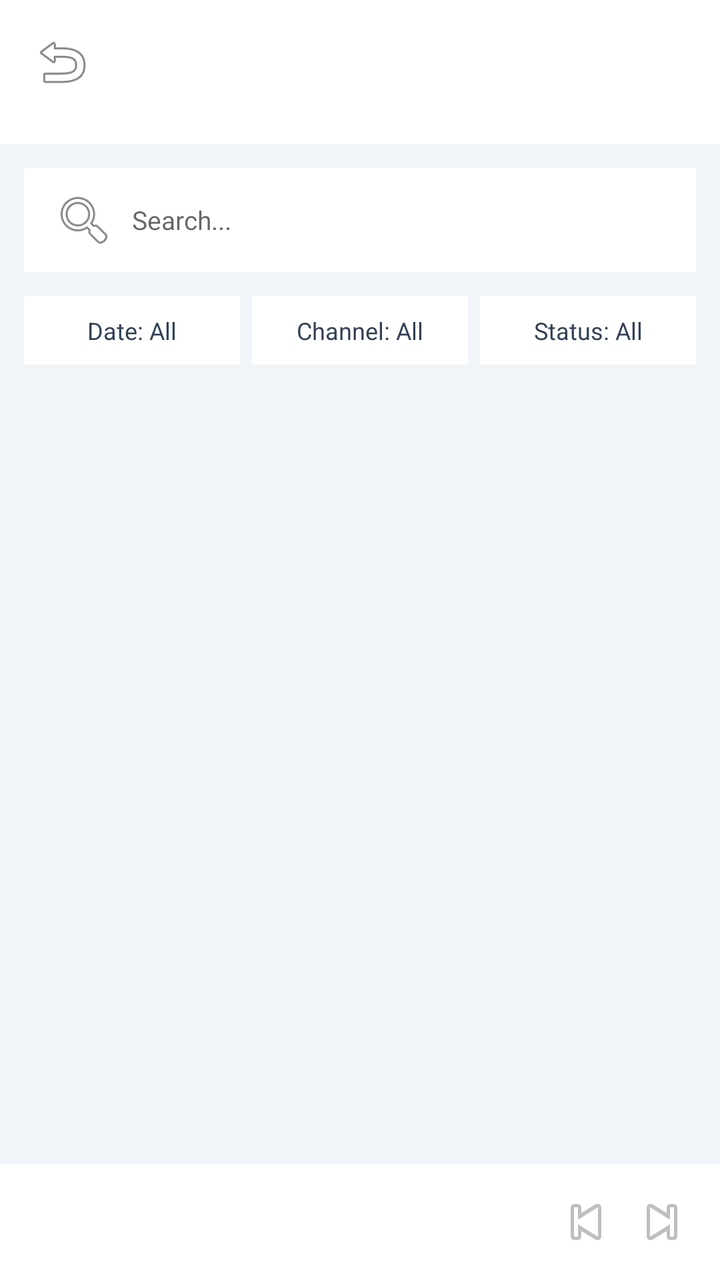
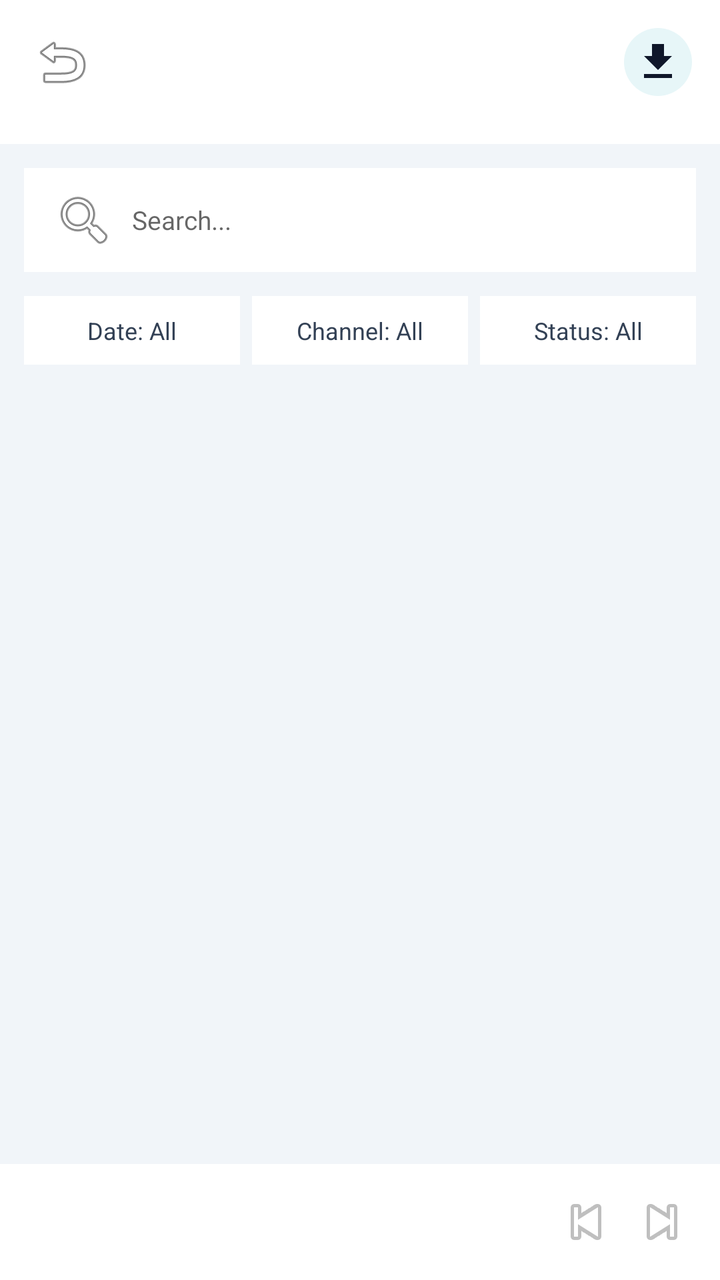

Compare the two renders of this Android layout. The source of the first and the diff that turns it into the second are given below.
<!-- AndroidManifest.xml: application theme Theme.DataBridge -->
<!-- res/layout/fragment_cash_ledger_list.xml -->
<?xml version="1.0" encoding="utf-8"?>
<LinearLayout
    xmlns:android="http://schemas.android.com/apk/res/android"
    android:layout_width="match_parent"
    android:layout_height="match_parent"
    android:orientation="vertical"
    android:background="#F1F5F9">

    
    <LinearLayout
        android:layout_width="match_parent"
        android:layout_height="wrap_content"
        android:orientation="horizontal"
        android:gravity="center_vertical"
        android:background="#FFFFFF"
        android:padding="14dp">

        <ImageButton
            android:id="@+id/btnListBack"
            android:layout_width="34dp"
            android:layout_height="34dp"
            android:background="?attr/selectableItemBackgroundBorderless"
            android:src="@android:drawable/ic_menu_revert"
            android:contentDescription="Back" />

        <TextView
            android:id="@+id/tvListTitle"
            android:layout_width="0dp"
            android:layout_weight="1"
            android:layout_height="wrap_content"
            android:layout_marginStart="8dp"
            android:textSize="17sp"
            android:textStyle="bold"
            android:textColor="#0F172A" />

        <ImageButton
            android:id="@+id/btnExportCsv"
            android:layout_width="34dp"
            android:layout_height="34dp"
            android:background="?attr/selectableItemBackgroundBorderless"
            android:src="@android:drawable/stat_sys_download"
            android:contentDescription="Export CSV" />
    </LinearLayout>

    
    <HorizontalScrollView
        android:layout_width="match_parent"
        android:layout_height="wrap_content"
        android:background="#FFFFFF"
        android:scrollbars="none">

        <LinearLayout
            android:id="@+id/layoutCashModeTabs"
            android:layout_width="wrap_content"
            android:layout_height="wrap_content"
            android:orientation="horizontal"
            android:paddingHorizontal="12dp"
            android:paddingBottom="10dp" />
    </HorizontalScrollView>

    
    <EditText
        android:id="@+id/etListSearch"
        android:layout_width="match_parent"
        android:layout_height="wrap_content"
        android:layout_margin="12dp"
        android:background="#FFFFFF"
        android:hint="Search..."
        android:paddingHorizontal="14dp"
        android:paddingVertical="10dp"
        android:textSize="13sp"
        android:drawableStart="@android:drawable/ic_menu_search"
        android:drawablePadding="8dp" />

    
    <LinearLayout
        android:layout_width="match_parent"
        android:layout_height="wrap_content"
        android:orientation="horizontal"
        android:layout_marginHorizontal="12dp"
        android:layout_marginBottom="8dp">

        <TextView
            android:id="@+id/tvFilterDate"
            android:layout_width="0dp"
            android:layout_weight="1"
            android:layout_height="wrap_content"
            android:layout_marginEnd="6dp"
            android:text="Date: All"
            android:textSize="12sp"
            android:textColor="#334155"
            android:background="#FFFFFF"
            android:paddingHorizontal="12dp"
            android:paddingVertical="9dp"
            android:gravity="center" />

        <TextView
            android:id="@+id/tvFilterChannel"
            android:layout_width="0dp"
            android:layout_weight="1"
            android:layout_height="wrap_content"
            android:layout_marginEnd="6dp"
            android:text="Channel: All"
            android:textSize="12sp"
            android:textColor="#334155"
            android:background="#FFFFFF"
            android:paddingHorizontal="12dp"
            android:paddingVertical="9dp"
            android:gravity="center" />

        <TextView
            android:id="@+id/tvFilterStatus"
            android:layout_width="0dp"
            android:layout_weight="1"
            android:layout_height="wrap_content"
            android:text="Status: All"
            android:textSize="12sp"
            android:textColor="#334155"
            android:background="#FFFFFF"
            android:paddingHorizontal="12dp"
            android:paddingVertical="9dp"
            android:gravity="center" />
    </LinearLayout>

    <ProgressBar
        android:id="@+id/pbListLoading"
        android:layout_width="wrap_content"
        android:layout_height="wrap_content"
        android:layout_gravity="center"
        android:layout_marginTop="40dp"
        android:visibility="gone" />

    <ScrollView
        android:layout_width="match_parent"
        android:layout_height="0dp"
        android:layout_weight="1"
        android:fillViewport="true">

        <LinearLayout
            android:layout_width="match_parent"
            android:layout_height="wrap_content"
            android:orientation="vertical"
            android:paddingBottom="8dp">

            <LinearLayout
                android:id="@+id/layoutListItems"
                android:layout_width="match_parent"
                android:layout_height="wrap_content"
                android:orientation="vertical"
                android:layout_marginHorizontal="12dp" />
        </LinearLayout>
    </ScrollView>

    
    <LinearLayout
        android:layout_width="match_parent"
        android:layout_height="wrap_content"
        android:orientation="horizontal"
        android:gravity="center_vertical"
        android:background="#FFFFFF"
        android:padding="12dp">

        <TextView
            android:id="@+id/tvPaginationInfo"
            android:layout_width="0dp"
            android:layout_weight="1"
            android:layout_height="wrap_content"
            android:textSize="12sp"
            android:textColor="#64748B" />

        <ImageButton
            android:id="@+id/btnPagePrev"
            android:layout_width="34dp"
            android:layout_height="34dp"
            android:background="?attr/selectableItemBackgroundBorderless"
            android:src="@android:drawable/ic_media_previous"
            android:contentDescription="Previous page" />

        <ImageButton
            android:id="@+id/btnPageNext"
            android:layout_width="34dp"
            android:layout_height="34dp"
            android:layout_marginStart="4dp"
            android:background="?attr/selectableItemBackgroundBorderless"
            android:src="@android:drawable/ic_media_next"
            android:contentDescription="Next page" />
    </LinearLayout>
</LinearLayout>
<!-- resources referenced by this layout -->
<resources>
  <style name="Theme.DataBridge" parent="Theme.MaterialComponents.DayNight.NoActionBar">
      <item name="colorPrimary">#00d4ff</item>
      <item name="colorPrimaryVariant">#16213e</item>
      <item name="colorOnPrimary">#ffffff</item>
      <item name="colorSecondary">#00d4ff</item>
      <item name="android:statusBarColor">#1a1a2e</item>
  </style>
</resources>

<!-- the commit's change to res/layout/fragment_cash_ledger_list.xml (unified diff, before → after) -->
@@ -37,8 +37,9 @@
             android:id="@+id/btnExportCsv"
             android:layout_width="34dp"
             android:layout_height="34dp"
-            android:background="?attr/selectableItemBackgroundBorderless"
-            android:src="@android:drawable/stat_sys_download"
+            android:padding="6dp"
+            android:background="@drawable/bg_icon_button_chip"
+            android:src="@drawable/ic_download"
             android:contentDescription="Export CSV" />
     </LinearLayout>
 
<!-- resource entries referenced after the edit -->
@@ -1,5 +1,22 @@
 <!-- resources referenced by this layout -->
 <resources>
+  <!-- drawable bg_icon_button_chip (drawable) -->
+  <?xml version="1.0" encoding="utf-8"?>
+  <shape xmlns:android="http://schemas.android.com/apk/res/android"
+      android:shape="oval">
+      <solid android:color="#E7F6F8" />
+  </shape>
+  <!-- drawable ic_download (drawable) -->
+  <?xml version="1.0" encoding="utf-8"?>
+  <vector xmlns:android="http://schemas.android.com/apk/res/android"
+      android:width="24dp"
+      android:height="24dp"
+      android:viewportWidth="24"
+      android:viewportHeight="24">
+      <path
+          android:fillColor="#0F172A"
+          android:pathData="M19,9h-4V3H9v6H5l7,7l7,-7zM5,18v2h14v-2H5z" />
+  </vector>
   <style name="Theme.DataBridge" parent="Theme.MaterialComponents.DayNight.NoActionBar">
       <item name="colorPrimary">#00d4ff</item>
       <item name="colorPrimaryVariant">#16213e</item>
